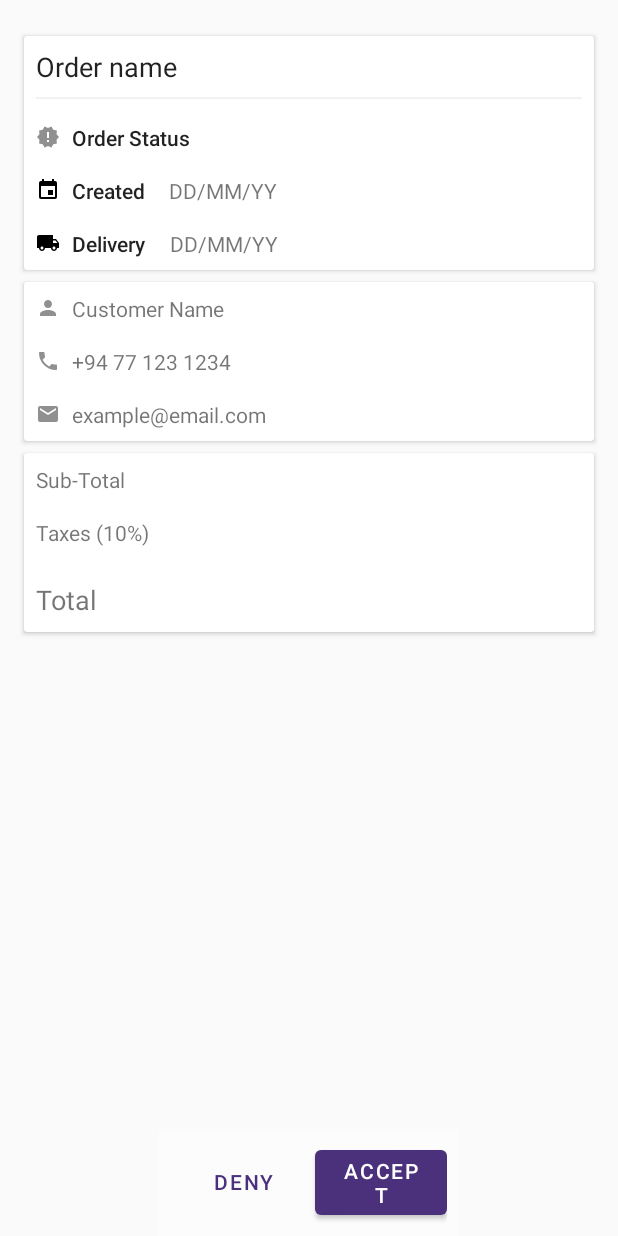
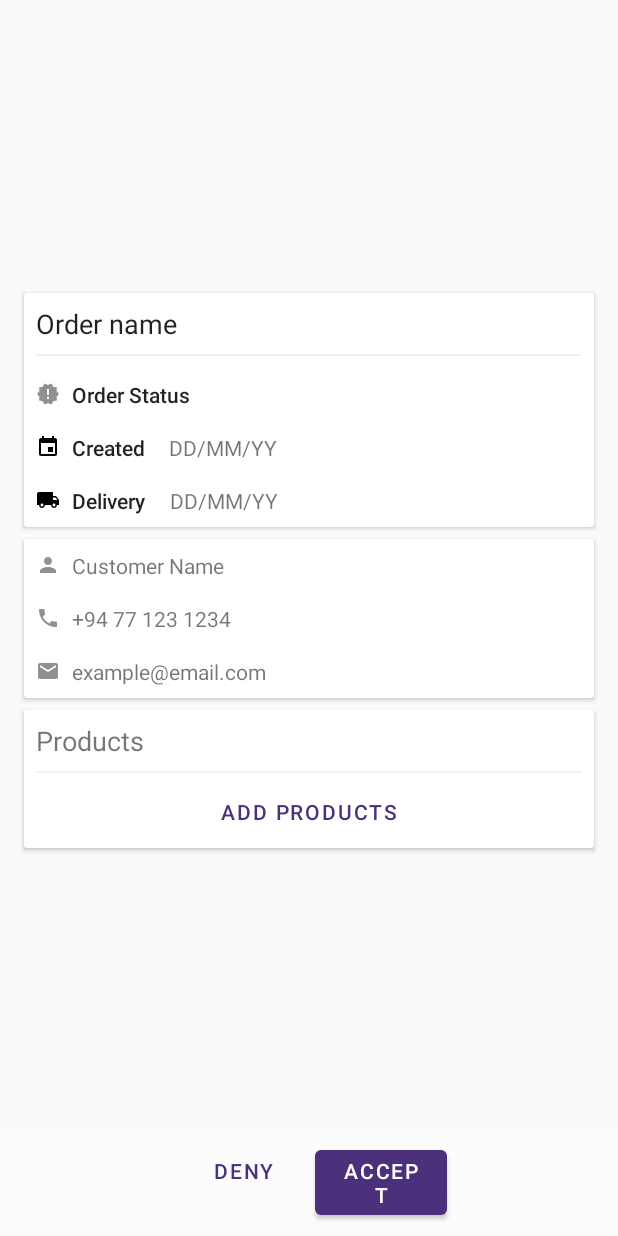
Before and after one commit to mvmmar/dms, an Android app: the layout activity_order_view.xml on its own in the app's theme, with its tools: preview values and no code run, on a phone screen of 412 x 824 dp. Run offline under Robolectric (Android 15) with nearby library versions, the phone set to English and light mode, and no system bars.

Commit message:
Order final

```diff
--- a/app/src/main/AndroidManifest.xml
+++ b/app/src/main/AndroidManifest.xml
@@ -90,6 +90,7 @@
             android:name=".shops.ShopEditActivity"
             android:label="@string/edit_shop"
             android:parentActivityName=".shops.ShopViewActivity" />
+        <activity android:name=".orders.OrderAddProducts"></activity>
     </application>
 
 </manifest>
--- a/app/src/main/java/com/mad/dms/database/DMSDatabase.java
+++ b/app/src/main/java/com/mad/dms/database/DMSDatabase.java
@@ -8,7 +8,7 @@ import com.mad.dms.admindb.AdminDBKeys;
 import com.mad.dms.orders.Order;
 
 public class DMSDatabase extends SQLiteOpenHelper {
-    private static final int DATABASE_VERSION = 4;
+    private static final int DATABASE_VERSION = 6;
     private static final String DATABASE_NAME = "dms.db";
 
     private final String SHOP_TABLE_NAME = "Shop";
@@ -24,12 +24,14 @@ public class DMSDatabase extends SQLiteOpenHelper {
         db.execSQL(AdminDBKeys.INSERT_ADMIN);
         db.execSQL("CREATE TABLE Product(P_Id INTEGER PRIMARY KEY AUTOINCREMENT,P_Name TEXT,P_Category TEXT,P_Description TEXT,P_Price REAL,P_Qty INTEGER);");
         db.execSQL("create table " + SHOP_TABLE_NAME + " (S_id INTEGER PRIMARY KEY AUTOINCREMENT,S_name TEXT,S_customer TEXT,S_address TEXT,S_contact TEXT)");
+        db.execSQL(Order.CREATE_REL_TABLE);
         db.execSQL(Order.CREATE_TABLE);
 
     }
 
     @Override
     public void onUpgrade(SQLiteDatabase db, int i, int i1) {
+        db.execSQL("DROP TABLE IF EXISTS " + Order.REL_TABLE);
         db.execSQL("DROP TABLE IF EXISTS " + Order.TABLE_NAME);
         db.execSQL("DROP TABLE IF EXISTS " + SHOP_TABLE_NAME);
         db.execSQL("DROP TABLE IF EXISTS Product");
--- a/app/src/main/java/com/mad/dms/orders/OrderMainAdapter.java
+++ b/app/src/main/java/com/mad/dms/orders/OrderMainAdapter.java
@@ -147,10 +147,10 @@ public class OrderMainAdapter extends RecyclerView.Adapter<OrderMainAdapter.Orde
                 if (mOrdersOriginal == null)
                     mOrdersOriginal = new ArrayList<>(mOrders);
                 if (constraint != null && constraint.length() > 0) {
+                    String search = constraint.toString().toLowerCase();
                     if (mOrdersOriginal != null && mOrdersOriginal.size() > 0) {
                         for (final Order cd : mOrdersOriginal) {
-                            if (cd.getName().toLowerCase()
-                                    .contains(constraint.toString().toLowerCase()))
+                            if (cd.getName().toLowerCase().contains(search) || cd.getStatusText().toLowerCase().contains(search))
                                 results.add(cd);
                         }
                     }
--- a/app/src/main/res/layout/activity_order_view.xml
+++ b/app/src/main/res/layout/activity_order_view.xml
@@ -7,22 +7,34 @@
     android:clipToPadding="false"
     tools:context=".orders.OrderViewActivity">
 
-    <android.support.v4.widget.NestedScrollView
+    <!--<ScrollView-->
+    <!--android:layout_width="match_parent"-->
+    <!--android:layout_height="0dp"-->
+    <!--android:clipToPadding="false"-->
+    <!--android:fillViewport="true"-->
+    <!--app:layout_constraintBottom_toTopOf="@+id/orderViewAcceptDeny"-->
+    <!--app:layout_constraintEnd_toEndOf="parent"-->
+    <!--app:layout_constraintStart_toStartOf="parent"-->
+    <!--app:layout_constraintTop_toTopOf="parent">-->
+    <ScrollView
         android:layout_width="match_parent"
-        android:layout_height="match_parent"
-        android:clipToPadding="false"
-        android:fillViewport="true"
+        android:layout_height="wrap_content"
         app:layout_constraintBottom_toTopOf="@+id/orderViewAcceptDeny"
         app:layout_constraintEnd_toEndOf="parent"
         app:layout_constraintStart_toStartOf="parent"
         app:layout_constraintTop_toTopOf="parent">
 
         <LinearLayout
+            android:id="@+id/linearLayout"
             android:layout_width="match_parent"
             android:layout_height="match_parent"
+            android:layout_gravity="top|center_horizontal"
             android:clipToPadding="false"
             android:orientation="vertical"
-            android:padding="16dp">
+            android:padding="16dp"
+            android:scrollbarAlwaysDrawHorizontalTrack="false"
+            android:scrollbars="vertical">
+
 
             <android.support.v7.widget.CardView
                 android:id="@+id/orderViewOrderDetails"
@@ -32,6 +44,7 @@
                 android:clipToPadding="false">
 
                 <include layout="@layout/content_order_view_details" />
+
             </android.support.v7.widget.CardView>
 
             <android.support.v7.widget.CardView
@@ -46,29 +59,44 @@
             </android.support.v7.widget.CardView>
 
             <android.support.v7.widget.CardView
+                android:id="@+id/orderViewProducts"
+                android:layout_width="match_parent"
+                android:layout_height="wrap_content"
+                android:layout_marginTop="@dimen/orderRowMarginSmall"
+                android:clipToPadding="false"
+                app:layout_constraintTop_toBottomOf="@id/orderViewOrderDetails">
+
+                <include layout="@layout/content_order_view_products" />
+            </android.support.v7.widget.CardView>
+
+            <android.support.v7.widget.CardView
                 android:id="@+id/orderViewTotalView"
                 android:layout_width="match_parent"
                 android:layout_height="wrap_content"
                 android:layout_gravity="center"
                 android:layout_marginTop="@dimen/orderRowMarginSmall"
                 android:clipToPadding="false"
+                android:visibility="gone"
                 app:layout_constraintLeft_toLeftOf="parent"
                 app:layout_constraintRight_toRightOf="parent">
 
                 <include layout="@layout/content_order_view_price" />
+
             </android.support.v7.widget.CardView>
+
         </LinearLayout>
-    </android.support.v4.widget.NestedScrollView>
+    </ScrollView>
 
     <LinearLayout
         android:id="@+id/orderViewAcceptDeny"
-        android:layout_width="wrap_content"
+        android:layout_width="0dp"
         android:layout_height="wrap_content"
         android:layout_gravity="center"
         android:background="@color/backgroundColor"
-        android:gravity="center"
+        android:gravity="bottom|center"
         android:orientation="horizontal"
         android:padding="8dp"
+        app:layout_anchorGravity="bottom|center"
         app:layout_constraintBottom_toBottomOf="parent"
         app:layout_constraintLeft_toLeftOf="parent"
         app:layout_constraintRight_toRightOf="parent">
@@ -92,30 +120,4 @@
             app:layout_constraintStart_toStartOf="parent" />
 
     </LinearLayout>
-
-    <!--
-    <LinearLayout
-        android:id="@+id/orderViewUpdate"
-        android:layout_width="match_parent"
-        android:layout_height="wrap_content"
-        android:layout_gravity="center"
-        android:background="@color/backgroundColor"
-        android:gravity="center"
-        android:orientation="horizontal"
-        android:padding="8dp"
-        app:layout_constraintBottom_toBottomOf="parent"
-        app:layout_constraintLeft_toLeftOf="parent"
-        app:layout_constraintRight_toRightOf="parent">
-
-        <android.support.design.button.MaterialButton
-            android:id="@+id/orderViewUpdateButton"
-            style="@style/Widget.MaterialComponents.Button"
-            android:layout_width="wrap_content"
-            android:layout_height="wrap_content"
-            android:layout_marginLeft="4dp"
-            android:layout_marginRight="4dp"
-            android:text="@string/order_update_button" />
-    </LinearLayout>
-    -->
-
 </android.support.constraint.ConstraintLayout>
--- a/app/src/main/res/layout/content_order_view_price.xml
+++ b/app/src/main/res/layout/content_order_view_price.xml
@@ -41,17 +41,19 @@
             android:layout_height="wrap_content"
             android:layout_marginEnd="8dp"
             android:layout_marginRight="8dp"
-            android:text="@string/order_taxes_label"
-            card_view:layout_constraintEnd_toStartOf="@+id/orderTaxesValue"
+            android:text="@string/delivery_charge_10"
+
+            card_view:layout_constraintEnd_toStartOf="@+id/deliveryChargeVal"
             card_view:layout_constraintStart_toStartOf="parent" />
 
         <TextView
-            android:id="@+id/orderTaxesValue"
+            android:id="@+id/deliveryChargeVal"
             android:layout_width="128dp"
             android:layout_height="wrap_content"
             android:layout_gravity="end"
             android:text=""
             android:textAlignment="textEnd"
+
             card_view:layout_constraintRight_toRightOf="parent" />
     </android.support.constraint.ConstraintLayout>
 
--- /dev/null
+++ b/app/src/main/res/layout/content_order_view_products.xml
@@ -0,0 +1,37 @@
+<LinearLayout xmlns:android="http://schemas.android.com/apk/res/android"
+    xmlns:app="http://schemas.android.com/apk/res-auto"
+    android:layout_width="match_parent"
+    android:layout_height="wrap_content"
+    android:orientation="vertical">
+
+    <TextView
+        android:layout_width="match_parent"
+        android:layout_height="wrap_content"
+        android:text="@string/productss"
+        android:padding="8dp"
+        android:textSize="18sp" />
+
+    <View
+        android:layout_width="match_parent"
+        android:layout_height="1dp"
+        android:layout_marginBottom="2dp"
+        android:layout_marginLeft="8dp"
+        android:layout_marginRight="8dp"
+        android:background="@color/dividerLight" />
+
+    <ListView
+        android:id="@+id/order_view_product_list"
+        android:layout_width="match_parent"
+        android:layout_height="wrap_content"
+        android:scrollbars="vertical"
+        android:minHeight="96dp" />
+
+    <android.support.design.button.MaterialButton
+        android:id="@+id/order_view_add_products"
+        style="@style/Widget.MaterialComponents.Button.TextButton"
+        android:layout_width="match_parent"
+        android:layout_height="match_parent"
+        android:text="@string/add_products"
+        android:visibility="visible" />
+
+</LinearLayout>
--- a/app/src/main/res/values/strings.xml
+++ b/app/src/main/res/values/strings.xml
@@ -112,4 +112,9 @@
     <string name="shops">Shops</string>
     <string name="insert_shop">Insert Shop</string>
     <string name="edit_shop">Edit Shop</string>
+    <string name="select_products">Select Products</string>
+    <string name="add_products">Add Products</string>
+    <string name="category">Category</string>
+    <string name="productss">Products</string>
+    <string name="delivery_charge_10">Delivery Charge (10%)</string>
 </resources>
```
Also changed, not shown: app/src/main/java/com/mad/dms/orders/Order.java (+13 -0 lines), app/src/main/java/com/mad/dms/orders/OrderAddProducts.java (added, +135 -0 lines), app/src/main/java/com/mad/dms/orders/OrderDBHelper.java (+74 -1 lines), app/src/main/java/com/mad/dms/orders/OrderProducts.java (added, +20 -0 lines), app/src/main/java/com/mad/dms/orders/OrderViewActivity.java (+81 -21 lines), app/src/main/java/com/mad/dms/orders/OrderViewProductsAdapter.java (added, +48 -0 lines), app/src/main/res/layout/activity_order_add_products.xml (added, +33 -0 lines), app/src/main/res/layout/row_order_add_product.xml (added, +37 -0 lines), app/src/main/res/layout/row_order_products.xml (added, +51 -0 lines).
